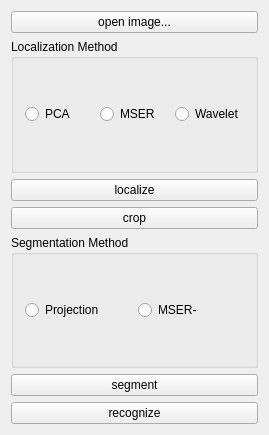
The window that mainwindow.ui (BlueRayONE/LPR) describes before a commit, drawn with Qt 5.
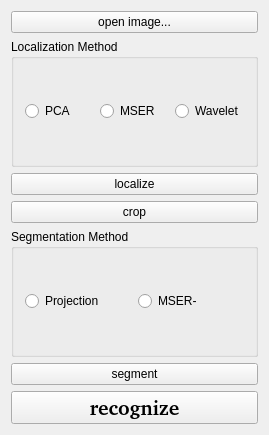
The same window after the commit.

Commit message: recognize button hervorgehoben

```diff
--- a/mainwindow.ui
+++ b/mainwindow.ui
@@ -102,6 +102,17 @@
     </item>
     <item>
      <widget class="QPushButton" name="btn_recognize">
+      <property name="font">
+       <font>
+        <family>Noto Sans [unknown]</family>
+        <pointsize>15</pointsize>
+        <weight>75</weight>
+        <italic>false</italic>
+        <bold>true</bold>
+        <underline>false</underline>
+        <strikeout>false</strikeout>
+       </font>
+      </property>
       <property name="text">
        <string>recognize</string>
       </property>
```
